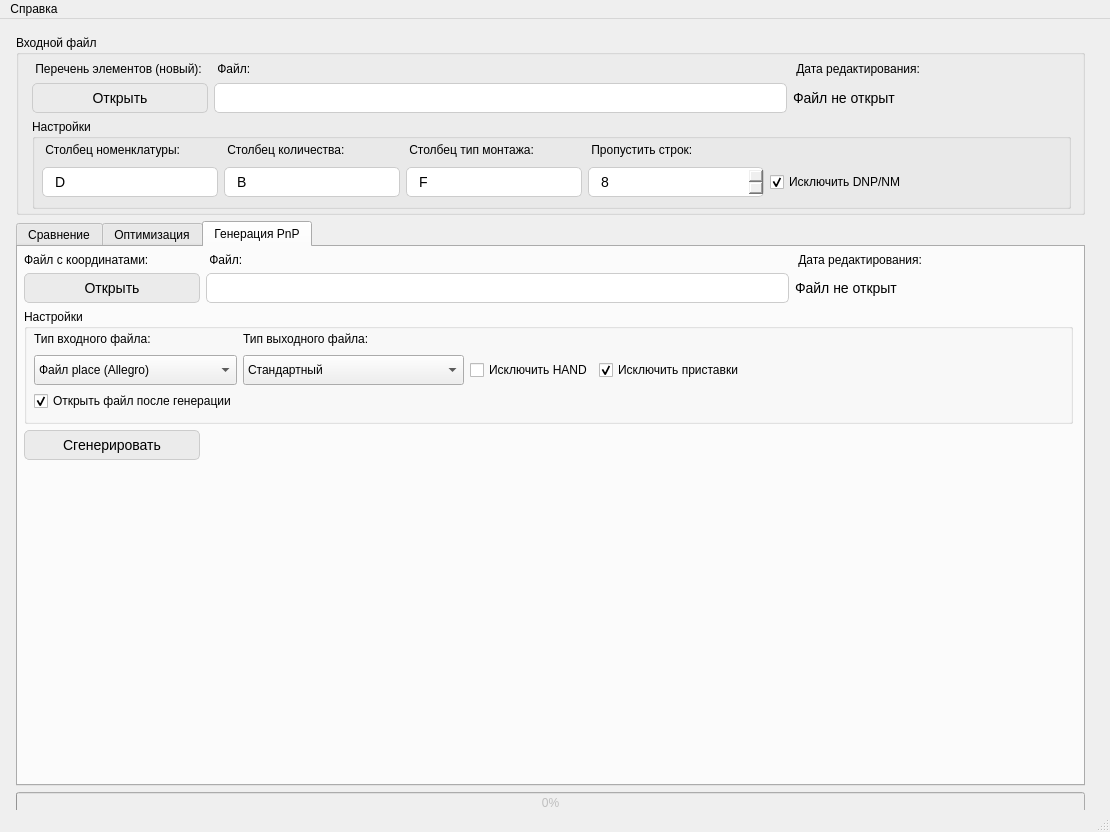
This is form.ui in nekriS/BOMTools as Qt 5 draws it before an edit. The edited form follows.
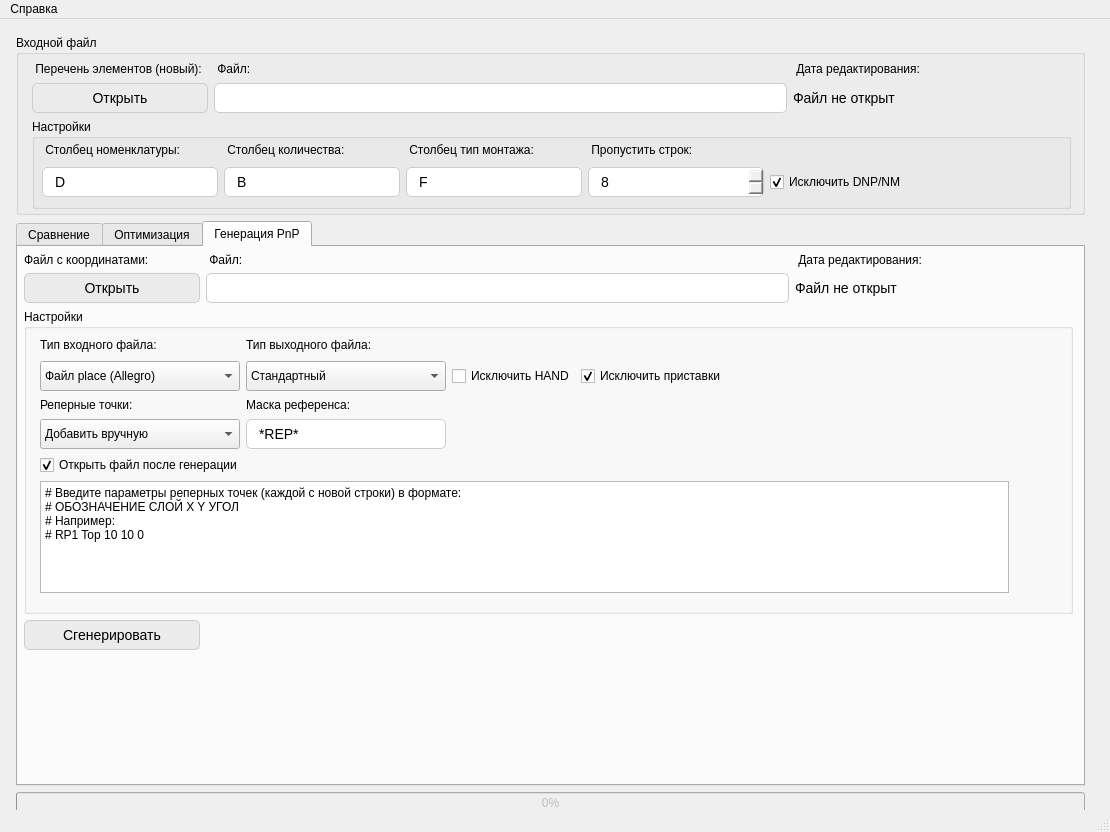
This is the edited form. Icons and pictures are not drawn.

Commit message: feat: adding reper points in pnp

Patch:
```diff
--- a/form.ui
+++ b/form.ui
@@ -1523,7 +1523,7 @@
             <property name="minimumSize">
              <size>
               <width>740</width>
-              <height>115</height>
+              <height>305</height>
              </size>
             </property>
             <property name="title">
@@ -1535,10 +1535,66 @@
                <x>10</x>
                <y>20</y>
                <width>981</width>
-               <height>90</height>
+               <height>271</height>
               </rect>
              </property>
              <layout class="QGridLayout" name="gridLayout_10">
+              <property name="leftMargin">
+               <number>6</number>
+              </property>
+              <property name="topMargin">
+               <number>6</number>
+              </property>
+              <property name="rightMargin">
+               <number>6</number>
+              </property>
+              <property name="bottomMargin">
+               <number>7</number>
+              </property>
+              <item row="4" column="0">
+               <widget class="QComboBox" name="sourceReper">
+                <property name="minimumSize">
+                 <size>
+                  <width>0</width>
+                  <height>30</height>
+                 </size>
+                </property>
+                <property name="maximumSize">
+                 <size>
+                  <width>200</width>
+                  <height>16777215</height>
+                 </size>
+                </property>
+                <item>
+                 <property name="text">
+                  <string>Добавить вручную</string>
+                 </property>
+                </item>
+                <item>
+                 <property name="text">
+                  <string>Попробовать импортировать</string>
+                 </property>
+                </item>
+                <item>
+                 <property name="text">
+                  <string>Не добавлять</string>
+                 </property>
+                </item>
+               </widget>
+              </item>
+              <item row="0" column="4">
+               <spacer name="horizontalSpacer_4">
+                <property name="orientation">
+                 <enum>Qt::Orientation::Horizontal</enum>
+                </property>
+                <property name="sizeHint" stdset="0">
+                 <size>
+                  <width>40</width>
+                  <height>20</height>
+                 </size>
+                </property>
+               </spacer>
+              </item>
               <item row="1" column="2">
                <widget class="QCheckBox" name="exceptHAND">
                 <property name="enabled">
@@ -1555,24 +1611,20 @@
                 </property>
                </widget>
               </item>
-              <item row="1" column="0">
-               <widget class="QComboBox" name="typeInputPnp">
-                <property name="minimumSize">
-                 <size>
-                  <width>0</width>
-                  <height>30</height>
-                 </size>
+              <item row="1" column="3">
+               <widget class="QCheckBox" name="exceptPrefix">
+                <property name="enabled">
+                 <bool>true</bool>
                 </property>
-                <item>
-                 <property name="text">
-                  <string>Файл place (Allegro)</string>
-                 </property>
-                </item>
-                <item>
-                 <property name="text">
-                  <string>Файл PnP SiDeCo</string>
-                 </property>
-                </item>
+                <property name="text">
+                 <string>Исключить приставки</string>
+                </property>
+                <property name="checked">
+                 <bool>true</bool>
+                </property>
+                <property name="tristate">
+                 <bool>false</bool>
+                </property>
                </widget>
               </item>
               <item row="1" column="1">
@@ -1583,6 +1635,12 @@
                   <height>30</height>
                  </size>
                 </property>
+                <property name="maximumSize">
+                 <size>
+                  <width>200</width>
+                  <height>16777215</height>
+                 </size>
+                </property>
                 <item>
                  <property name="text">
                   <string>Стандартный</string>
@@ -1595,26 +1653,19 @@
                 </item>
                </widget>
               </item>
-              <item row="0" column="5">
-               <spacer name="horizontalSpacer_4">
-                <property name="orientation">
-                 <enum>Qt::Orientation::Horizontal</enum>
-                </property>
-                <property name="sizeHint" stdset="0">
-                 <size>
-                  <width>40</width>
-                  <height>20</height>
-                 </size>
-                </property>
-               </spacer>
-              </item>
-              <item row="1" column="4">
-               <widget class="QCheckBox" name="exceptPrefix">
+              <item row="5" column="0">
+               <widget class="QCheckBox" name="openPnp">
                 <property name="enabled">
                  <bool>true</bool>
                 </property>
+                <property name="maximumSize">
+                 <size>
+                  <width>200</width>
+                  <height>16777215</height>
+                 </size>
+                </property>
                 <property name="text">
-                 <string>Исключить приставки</string>
+                 <string>Открыть файл после генерации</string>
                 </property>
                 <property name="checked">
                  <bool>true</bool>
@@ -1624,6 +1675,42 @@
                 </property>
                </widget>
               </item>
+              <item row="1" column="0">
+               <widget class="QComboBox" name="typeInputPnp">
+                <property name="minimumSize">
+                 <size>
+                  <width>0</width>
+                  <height>30</height>
+                 </size>
+                </property>
+                <property name="maximumSize">
+                 <size>
+                  <width>200</width>
+                  <height>16777215</height>
+                 </size>
+                </property>
+                <item>
+                 <property name="text">
+                  <string>Файл place (Allegro)</string>
+                 </property>
+                </item>
+                <item>
+                 <property name="text">
+                  <string>Файл PnP SiDeCo</string>
+                 </property>
+                </item>
+               </widget>
+              </item>
+              <item row="6" column="0" colspan="5">
+               <widget class="QPlainTextEdit" name="reperList">
+                <property name="plainText">
+                 <string># Введите параметры реперных точек (каждой с новой строки) в формате:
+# ОБОЗНАЧЕНИЕ СЛОЙ X Y УГОЛ
+# Например:
+# RP1 Top 10 10 0</string>
+                </property>
+               </widget>
+              </item>
               <item row="0" column="0">
                <widget class="QLabel" name="label_28">
                 <property name="minimumSize">
@@ -1634,7 +1721,7 @@
                 </property>
                 <property name="maximumSize">
                  <size>
-                  <width>176</width>
+                  <width>200</width>
                   <height>16</height>
                  </size>
                 </property>
@@ -1643,20 +1730,7 @@
                 </property>
                </widget>
               </item>
-              <item row="3" column="1">
-               <spacer name="verticalSpacer">
-                <property name="orientation">
-                 <enum>Qt::Orientation::Vertical</enum>
-                </property>
-                <property name="sizeHint" stdset="0">
-                 <size>
-                  <width>20</width>
-                  <height>40</height>
-                 </size>
-                </property>
-               </spacer>
-              </item>
-              <item row="0" column="1">
+              <item row="3" column="0">
                <widget class="QLabel" name="label_27">
                 <property name="minimumSize">
                  <size>
@@ -1666,6 +1740,25 @@
                 </property>
                 <property name="maximumSize">
                  <size>
+                  <width>200</width>
+                  <height>16</height>
+                 </size>
+                </property>
+                <property name="text">
+                 <string>Реперные точки:</string>
+                </property>
+               </widget>
+              </item>
+              <item row="0" column="1">
+               <widget class="QLabel" name="label_29">
+                <property name="minimumSize">
+                 <size>
+                  <width>176</width>
+                  <height>16</height>
+                 </size>
+                </property>
+                <property name="maximumSize">
+                 <size>
                   <width>176</width>
                   <height>16</height>
                  </size>
@@ -1675,19 +1768,58 @@
                 </property>
                </widget>
               </item>
-              <item row="2" column="0">
-               <widget class="QCheckBox" name="openPnp">
+              <item row="3" column="1">
+               <widget class="QLabel" name="label_30">
                 <property name="enabled">
                  <bool>true</bool>
                 </property>
+                <property name="minimumSize">
+                 <size>
+                  <width>176</width>
+                  <height>16</height>
+                 </size>
+                </property>
+                <property name="maximumSize">
+                 <size>
+                  <width>176</width>
+                  <height>16</height>
+                 </size>
+                </property>
                 <property name="text">
-                 <string>Открыть файл после генерации</string>
+                 <string>Маска референса:</string>
                 </property>
-                <property name="checked">
-                 <bool>true</bool>
+               </widget>
+              </item>
+              <item row="4" column="1">
+               <widget class="QLineEdit" name="repermatch">
+                <property name="sizePolicy">
+                 <sizepolicy hsizetype="Minimum" vsizetype="Fixed">
+                  <horstretch>0</horstretch>
+                  <verstretch>0</verstretch>
+                 </sizepolicy>
                 </property>
-                <property name="tristate">
-                 <bool>false</bool>
+                <property name="minimumSize">
+                 <size>
+                  <width>176</width>
+                  <height>30</height>
+                 </size>
+                </property>
+                <property name="maximumSize">
+                 <size>
+                  <width>200</width>
+                  <height>30</height>
+                 </size>
+                </property>
+                <property name="styleSheet">
+                 <string notr="true">
+	border: 1px solid #CCCCCC;
+	padding: -2px 10px;
+	font-size: 14px;
+	border-radius: 5px;
+</string>
+                </property>
+                <property name="text">
+                 <string>*REP*</string>
                 </property>
                </widget>
               </item>
```
The commit also changes 4 other files.
